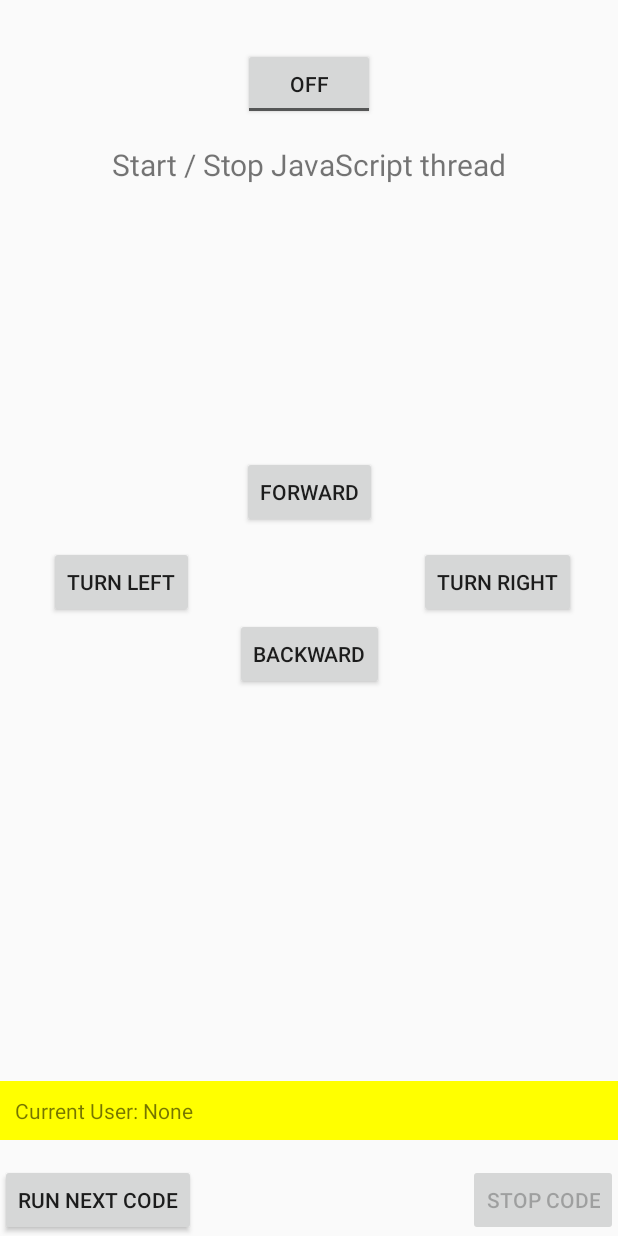
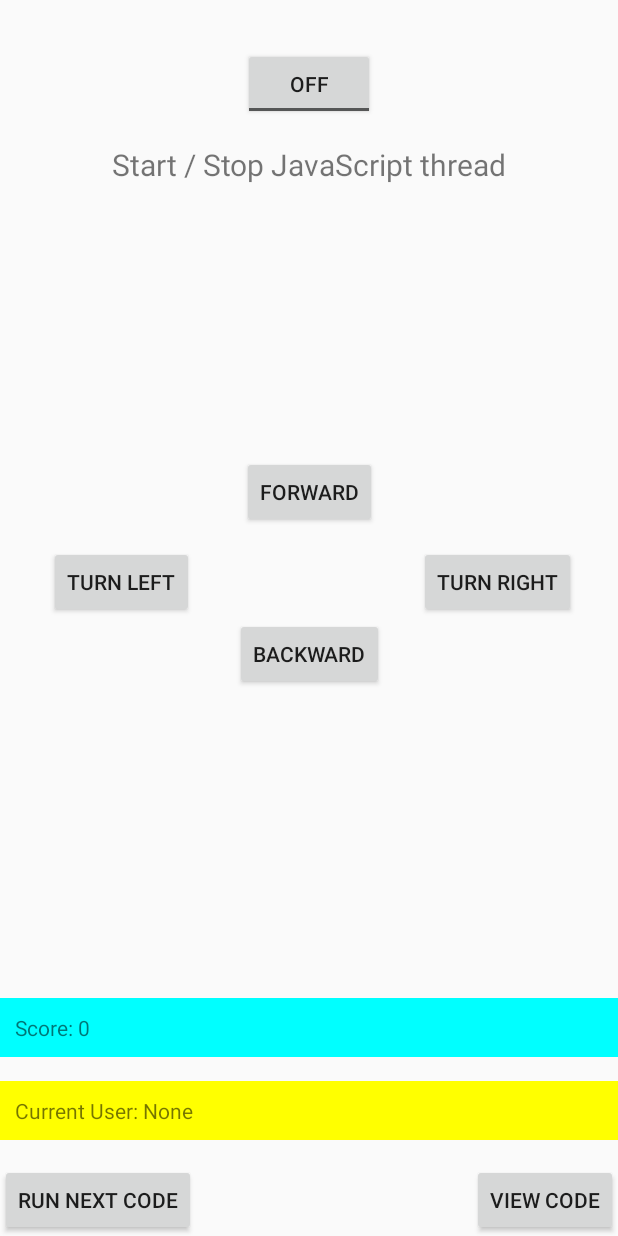
Before and after one commit to nkasenides/RoverCoder, an Android app: the screen it shows after launch (MainActivity), on a phone screen of 412 x 824 dp. Run offline under Robolectric (Android 15) with nearby library versions, the phone set to English and light mode, and no system bars; our stand-ins replace Volley; libraries missing offline, so code that uses them is left out: robutev3.android, robutev3.core; 6 statements that could not run were skipped.

Commit message:
Updating Android app

```diff
--- a/android/app/src/main/java/io/github/nearchos/rovercoder/MainActivity.java
+++ b/android/app/src/main/java/io/github/nearchos/rovercoder/MainActivity.java
@@ -1,5 +1,6 @@
 package io.github.nearchos.rovercoder;
 
+import androidx.appcompat.app.AlertDialog;
 import androidx.appcompat.app.AppCompatActivity;
 
 import android.bluetooth.BluetoothAdapter;
@@ -7,6 +8,7 @@ import android.bluetooth.BluetoothDevice;
 import android.content.BroadcastReceiver;
 import android.content.ComponentName;
 import android.content.Context;
+import android.content.DialogInterface;
 import android.content.Intent;
 import android.content.IntentFilter;
 import android.content.ServiceConnection;
@@ -54,8 +56,9 @@ public class MainActivity extends AppCompatActivity implements RoverCoderInterfa
 
     private ToggleButton toggleButton;
     private Button runNextCodeButton;
-    private Button stopCodeButton;
+    private Button viewCodeButton;
     private TextView currentUserTextView;
+    private TextView scoreTextView;
 
     private RequestQueue queue;
 
@@ -70,7 +73,7 @@ public class MainActivity extends AppCompatActivity implements RoverCoderInterfa
 
         toggleButton = findViewById(R.id.toggleButton);
         runNextCodeButton = findViewById(R.id.runNextCodeButton);
-        stopCodeButton = findViewById(R.id.stopCodeButton);
+        viewCodeButton = findViewById(R.id.viewCodeButton);
 
         toggleButton.setOnCheckedChangeListener((buttonView, isChecked) -> updateRoverState(isChecked));
 
@@ -82,17 +85,20 @@ public class MainActivity extends AppCompatActivity implements RoverCoderInterfa
             queue.add(stringRequest); // Add the request to the RequestQueue.
         });
 
-        stopCodeButton.setOnClickListener(new View.OnClickListener() {
-            @Override
-            public void onClick(View view) {
-                stopJavaScript();
-                runNextCodeButton.setEnabled(true);
-                stopCodeButton.setEnabled(false);
-            }
+        viewCodeButton.setOnClickListener(view -> {
+            new AlertDialog.Builder(this)
+                    .setTitle(R.string.View_code)
+                    .setMessage(javaScriptCode)
+                    .setPositiveButton("Dismiss", (dialog, which) -> dialog.dismiss())
+                    .create()
+                    .show();
         });
 
         currentUserTextView = findViewById(R.id.currentUserTextView);
         currentUserTextView.setText(getString(R.string.Current_User, getString(R.string.None)));
+
+        scoreTextView = findViewById(R.id.scoreTextView);
+        scoreTextView.setText(getString(R.string.Score, 0));
 
         registerToEv3Events();
     }
@@ -319,7 +325,11 @@ public class MainActivity extends AppCompatActivity implements RoverCoderInterfa
         scope = rhinoContext.initStandardObjects();
     }
 
+    private String javaScriptCode = JAVASCRIPT_CODE;
+
     public void setJavaScript(String javascriptCode) {
+        this.javaScriptCode = javascriptCode;
+        this.score = 0;
         rhinoContext.evaluateString(scope, javascriptCode, RUN_FUNCTION, 1, null);
         function = (org.mozilla.javascript.Function) scope.get(RUN_FUNCTION, scope);
     }
@@ -328,6 +338,8 @@ public class MainActivity extends AppCompatActivity implements RoverCoderInterfa
         org.mozilla.javascript.Context.exit();
         function = null;
     }
+
+    private int score = 0;
 
     private Runnable codeExecutionRunnable = () -> {
 
@@ -342,16 +354,20 @@ public class MainActivity extends AppCompatActivity implements RoverCoderInterfa
                     org.mozilla.javascript.Context.enter().initStandardObjects(),
                     new Object[] {roverCoderInterface}
             );
+            if(brickService.brick().sensor().port3().color().sense() == Color.RED) {
+                score++;
+                scoreTextView.setText(getString(R.string.Score, score));
+            }
         }
     };
 
-    public Button getRunNextCodeButton() {
-        return runNextCodeButton;
-    }
-
-    public Button getStopCodeButton() {
-        return stopCodeButton;
-    }
+//    public Button getRunNextCodeButton() {
+//        return runNextCodeButton;
+//    }
+//
+//    public Button getStopCodeButton() {
+//        return stopCodeButton;
+//    }
 
     // Request a string response from the provided URL.
     private final StringRequest stringRequest = new StringRequest(Request.Method.GET, APIConstants.GET_NEXT_CODE_URL,
@@ -365,9 +381,7 @@ public class MainActivity extends AppCompatActivity implements RoverCoderInterfa
                             String code = responseJsonObject.getData().getAsJsonObject("code").get("code").getAsString();
                             Log.d(MainActivity.TAG, code);
                             setJavaScript(code);
-                            updateRoverState(true);
-                            getRunNextCodeButton().setEnabled(false);
-                            getStopCodeButton().setEnabled(true);
+//                            updateRoverState(true);
                             currentUserTextView.setText(getString(R.string.Current_User, responseJsonObject.getData().getAsJsonObject("code").get("playerName").getAsString()));
 
                         }
@@ -375,9 +389,10 @@ public class MainActivity extends AppCompatActivity implements RoverCoderInterfa
                     Toast.makeText(MainActivity.this, responseJsonObject.getMessage(), Toast.LENGTH_LONG).show();
                 }
             }, new Response.ErrorListener() {
-        @Override
-        public void onErrorResponse(VolleyError error) {
-            Toast.makeText(MainActivity.this, "I/O Error: " + error, Toast.LENGTH_SHORT).show();
-        }
-    });
+                @Override
+                public void onErrorResponse(VolleyError error) {
+                    Toast.makeText(MainActivity.this, "I/O Error: " + error, Toast.LENGTH_SHORT).show();
+                }
+            }
+    );
 }
--- a/android/app/src/main/res/layout/activity_main.xml
+++ b/android/app/src/main/res/layout/activity_main.xml
@@ -101,11 +101,10 @@
         app:layout_constraintStart_toStartOf="parent" />
 
     <Button
-        android:id="@+id/stopCodeButton"
+        android:id="@+id/viewCodeButton"
         android:layout_width="wrap_content"
         android:layout_height="wrap_content"
-        android:enabled="false"
-        android:text="@string/stop_code"
+        android:text="@string/View_code"
         app:layout_constraintBottom_toBottomOf="parent"
         app:layout_constraintEnd_toEndOf="parent" />
 
@@ -119,4 +118,15 @@
         android:background="#ff0"
         app:layout_constraintBottom_toTopOf="@+id/runNextCodeButton" />
 
+    <TextView
+        android:id="@+id/scoreTextView"
+        android:layout_width="match_parent"
+        android:layout_height="wrap_content"
+        android:layout_marginBottom="16dp"
+        android:background="#0ff"
+        android:padding="10dp"
+        android:text="@string/Score"
+        app:layout_constraintBottom_toTopOf="@+id/currentUserTextView"
+        tools:layout_editor_absoluteX="0dp" />
+
 </androidx.constraintlayout.widget.ConstraintLayout>
--- a/android/app/src/main/res/values/strings.xml
+++ b/android/app/src/main/res/values/strings.xml
@@ -1,8 +1,9 @@
 <resources>
     <string name="app_name">RoverCoder</string>
     <string name="run_next_code">Run next code</string>
-    <string name="stop_code">Stop code</string>
+    <string name="View_code">View code</string>
     <string name="please_connect_to_ev3_via_bluetooth">Please connect to EV3 via Bluetooth...</string>
     <string name="Current_User">Current User: %1$s</string>
+    <string name="Score">Score: %1$d</string>
     <string name="None">None</string>
 </resources>
```
